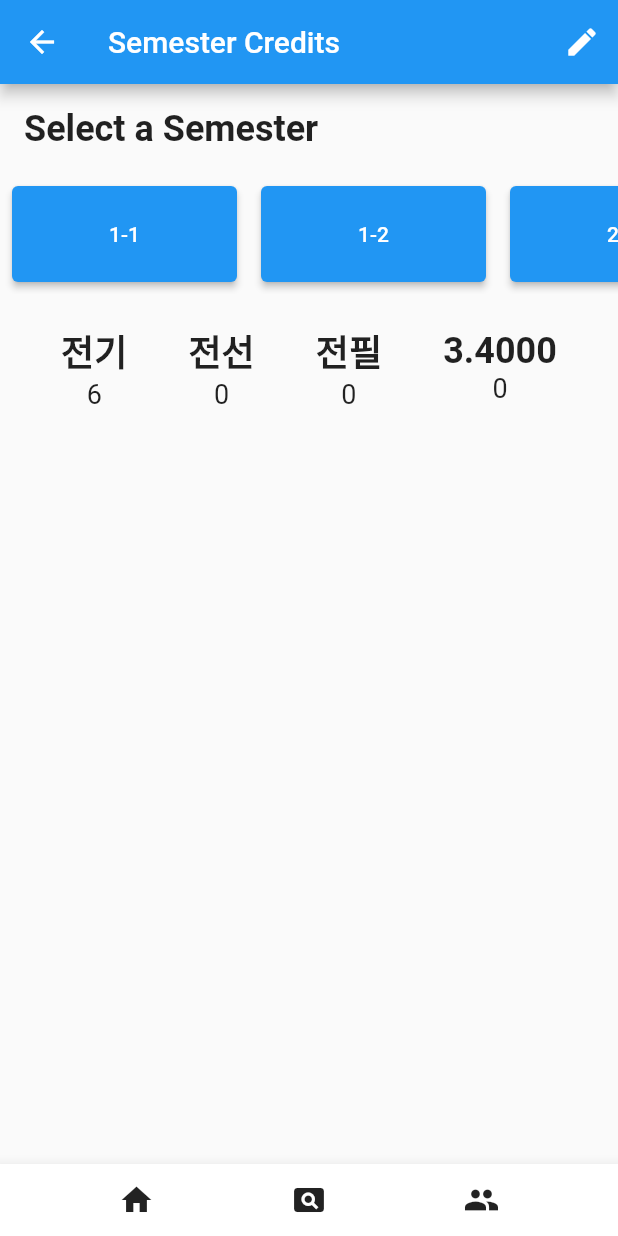
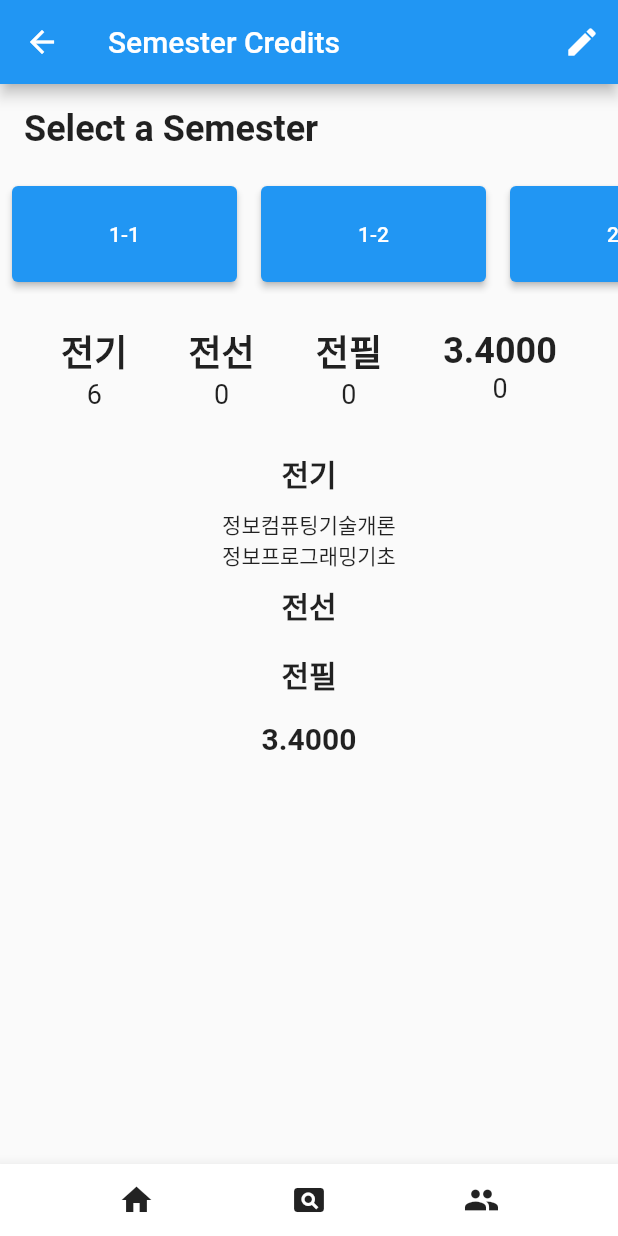
Before and after one commit to Brokepilot/Capstoneprojectfinal, a Flutter app: the ViewPage screen opened by its route, on a phone screen of 412 x 824 dp. Run offline on Flutter 3.47's test engine with Material 2 defaults, Android fonts, the light colour scheme and no system bars; our stand-ins replace fl_chart.

Commit message:
viewpage complete needs to be prettier tho

```diff
--- a/lib/pages/viewpage.dart
+++ b/lib/pages/viewpage.dart
@@ -65,8 +65,6 @@ class _ViewPageState extends State<ViewPage> {
             ),
           ),
           SizedBox(height: 20),
-          // New container with 4 columns
-          // New container with 4 columns
           Row(
             mainAxisAlignment: MainAxisAlignment.spaceEvenly,
             children: [
@@ -76,6 +74,11 @@ class _ViewPageState extends State<ViewPage> {
               _buildColumn('3.4000', selectedSemester),
             ],
           ),
+          SizedBox(height: 20),
+          _buildClassList('전기', selectedSemester),
+          _buildClassList('전선', selectedSemester),
+          _buildClassList('전필', selectedSemester),
+          _buildClassList('3.4000', selectedSemester),
         ],
       ),
       bottomNavigationBar: _buildBottomAppBar(context),
@@ -151,4 +154,26 @@ class _ViewPageState extends State<ViewPage> {
       ],
     );
   }
+
+    Widget _buildClassList(String title, Semester semester) {
+    List<ClassTaken> classes = semester.classesTaken
+        .where((classTaken) => classTaken.creditType == title)
+        .toList();
+
+    return Column(
+      children: [
+        Padding(
+          padding: const EdgeInsets.all(8.0),
+          child: Center( // Add Center widget here
+            child: Text(
+              title,
+              style: TextStyle(fontSize: 20, fontWeight: FontWeight.bold),
+            ),
+          ),
+        ),
+        ...classes.map((classTaken) => Center(child: Text(classTaken.className))).toList(), // And here
+      ],
+    );
+  }
+
 }
```
